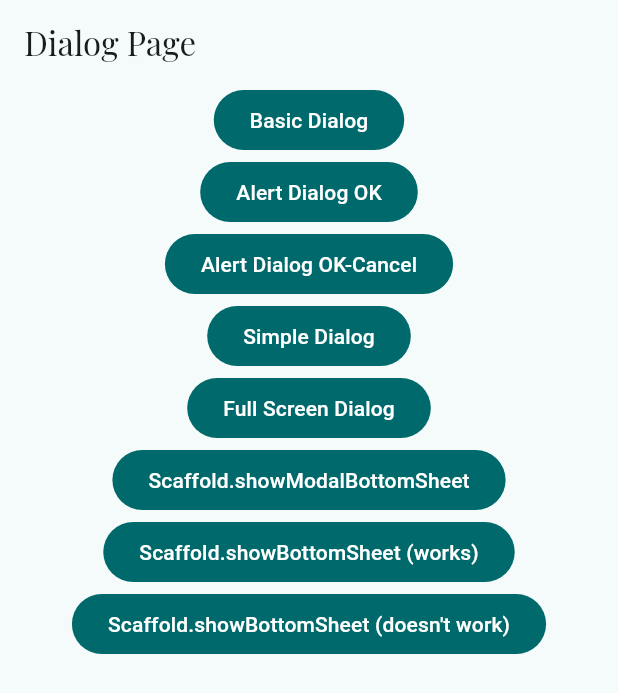
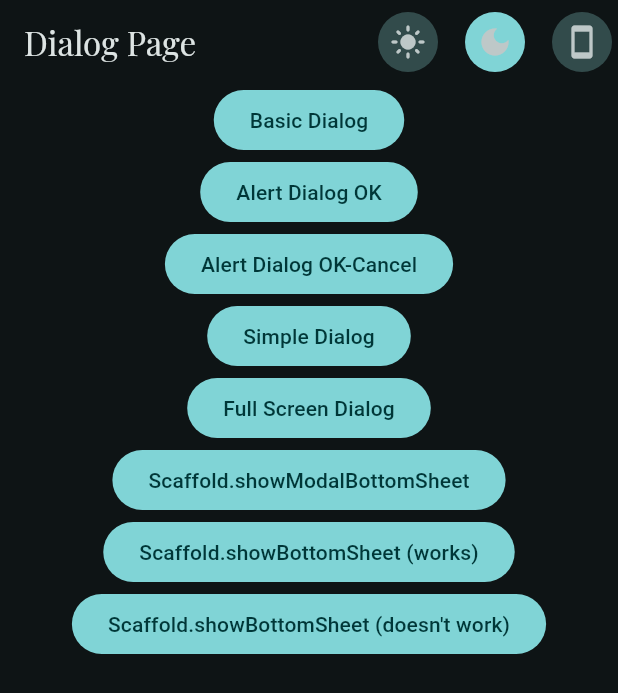
Before and after one commit to mehmetartun/CSEN268-S25, a Flutter app: the screen it shows after launch, on a phone screen of 412 x 824 dp. Shown: the top 693 px of the screen. Run offline on Flutter 3.47's test engine with Material 3 defaults, Android fonts, the phone set to English and light mode, and no system bars; our stand-ins replace bloc, cloud_firestore, firebase_core, firebase_messaging, flutter_bloc, flutter_contacts and 6 more; missing offline and left inert: file_saver, firebase_app_installations; accounts and stored records are empty.

Commit message:
not working

```diff
--- /dev/null
+++ b/lib/blocs/theme/cubit/theme_cubit.dart
@@ -0,0 +1,15 @@
+import 'package:bloc/bloc.dart';
+import 'package:flutter/material.dart';
+import 'package:meta/meta.dart';
+
+part 'theme_state.dart';
+
+class ThemeCubit extends Cubit<ThemeState> {
+  ThemeCubit() : super(ThemeState(themeMode: ThemeMode.dark));
+  ThemeMode themeMode = ThemeMode.system;
+
+  void changeThemeMode(ThemeMode mode) {
+    themeMode = mode;
+    emit(ThemeState(themeMode: themeMode));
+  }
+}
--- /dev/null
+++ b/lib/blocs/theme/cubit/theme_state.dart
@@ -0,0 +1,8 @@
+part of 'theme_cubit.dart';
+
+@immutable
+final class ThemeState {
+  final ThemeMode themeMode;
+
+  ThemeState({required this.themeMode});
+}
--- a/lib/main.dart
+++ b/lib/main.dart
@@ -6,8 +6,10 @@ import 'package:flutter/material.dart';
 import 'package:flutter_bloc/flutter_bloc.dart';
 
 import 'blocs/notifications/bloc/notifications_bloc.dart';
+import 'blocs/theme/cubit/theme_cubit.dart';
 import 'firebase_options.dart';
 
+import 'pages/generic_page.dart';
 import 'pages/messaging_page.dart';
 import 'repositories/authentication/authentication_repository.dart';
 import 'theme/theme.dart';
@@ -78,18 +80,12 @@ class MyApp extends StatelessWidget {
       create: (context) {
         return (OktaAuthenticationRepository() as AuthenticationRepository);
       },
-      child: BlocProvider(
-        create: (context) => NotificationsBloc()..init(),
-        child: MaterialApp(
-          title: 'Flutter Demo',
-          theme: theme.light(),
-          darkTheme: theme.dark(),
-          highContrastDarkTheme: theme.darkHighContrast(),
-          highContrastTheme: theme.lightHighContrast(),
-          themeMode: ThemeMode.light,
-          builder: (context, child) {
-            Widget _child = child ?? Container();
-            return BlocListener<NotificationsBloc, NotificationsState>(
+      child: MultiBlocProvider(
+        providers: [
+          BlocProvider(create: (context) => NotificationsBloc()..init()),
+          BlocProvider(create: (context) => ThemeCubit()),
+        ],
+        child: BlocListener<NotificationsBloc, NotificationsState>(
           listener: (context, state) async {
             if (state is NotificationsReceivedState) {
               ScaffoldMessenger.of(context).showSnackBar(
@@ -101,17 +97,27 @@ class MyApp extends StatelessWidget {
                     children: [
                       Text(state.message.notification?.title ?? "<title>"),
                       Text(state.message.notification?.body ?? "<body>"),
-                          Text("Type: ${state.notificationType.name}"),
+                      Text("Type: //${state.notificationType.name}"),
                     ],
                   ),
                 ),
               );
             }
           },
-              child: _child,
+          child: BlocBuilder<ThemeCubit, ThemeState>(
+            builder: (context, themeState) {
+              return MaterialApp(
+                title: 'Flutter Demo',
+                theme: theme.light(),
+                darkTheme: theme.dark(),
+                highContrastDarkTheme: theme.darkHighContrast(),
+                highContrastTheme: theme.lightHighContrast(),
+                themeMode: themeState.themeMode,
+
+                home: AlertPage(),
               );
             },
-          home: AlertPage(),
+          ),
         ),
       ),
     );
--- a/lib/pages/alert_page.dart
+++ b/lib/pages/alert_page.dart
@@ -1,3 +1,4 @@
+import 'package:csen268_s25/widgets/brightness_selector.dart';
 import 'package:flutter/material.dart';
 
 enum PizzaType { pepperoni, fourSeasons, marinara, margarita }
@@ -20,7 +21,10 @@ class AlertPage extends StatelessWidget {
       //           padding: EdgeInsets.all(20),
       //           child: Text("Persistent Bottom Sheet"));
       //     }),
-      appBar: AppBar(title: Text("Dialog Page")),
+      appBar: AppBar(
+        title: Text("Dialog Page"),
+        actions: [BrightnessSelector()],
+      ),
       body: SingleChildScrollView(
         child: Column(
           crossAxisAlignment: CrossAxisAlignment.center,
--- /dev/null
+++ b/lib/widgets/brightness_selector.dart
@@ -0,0 +1,68 @@
+import 'package:flutter/material.dart';
+import 'package:flutter_bloc/flutter_bloc.dart';
+
+import '../blocs/theme/cubit/theme_cubit.dart';
+
+class BrightnessSelector extends StatelessWidget {
+  const BrightnessSelector({super.key});
+
+  @override
+  Widget build(BuildContext context) {
+    ThemeCubit cubit = BlocProvider.of<ThemeCubit>(context);
+    return BlocBuilder<ThemeCubit, ThemeState>(
+      builder: (context, state) {
+        return Container(
+          child: Row(
+            mainAxisSize: MainAxisSize.min,
+            children: [
+              state.themeMode == ThemeMode.light
+                  ? IconButton.filled(
+                    icon: Icon(Icons.light_mode),
+                    onPressed: () {},
+                  )
+                  : IconButton.filledTonal(
+                    icon: Icon(Icons.light_mode),
+                    onPressed: () {
+                      cubit.changeThemeMode(ThemeMode.light);
+                      Navigator.of(context).pop();
+                    },
+
+                    // isSelected: true,
+                  ),
+              SizedBox(width: 10),
+              state.themeMode == ThemeMode.dark
+                  ? IconButton.filled(
+                    icon: Icon(Icons.dark_mode),
+                    onPressed: () {},
+                  )
+                  : IconButton.filledTonal(
+                    icon: Icon(Icons.dark_mode),
+                    onPressed: () {
+                      cubit.changeThemeMode(ThemeMode.dark);
+                      Navigator.of(context).pop();
+                    },
+
+                    // isSelected: true,
+                  ),
+              SizedBox(width: 10),
+              state.themeMode == ThemeMode.system
+                  ? IconButton.filled(
+                    icon: Icon(Icons.smartphone),
+                    onPressed: () {},
+                  )
+                  : IconButton.filledTonal(
+                    icon: Icon(Icons.smartphone),
+                    onPressed: () {
+                      cubit.changeThemeMode(ThemeMode.system);
+                      Navigator.of(context).pop();
+                    },
+
+                    // isSelected: true,
+                  ),
+            ],
+          ),
+        );
+      },
+    );
+  }
+}
```
Also changed, not shown: 1 other file. Lines whose indentation alone changed are shown as unchanged.
